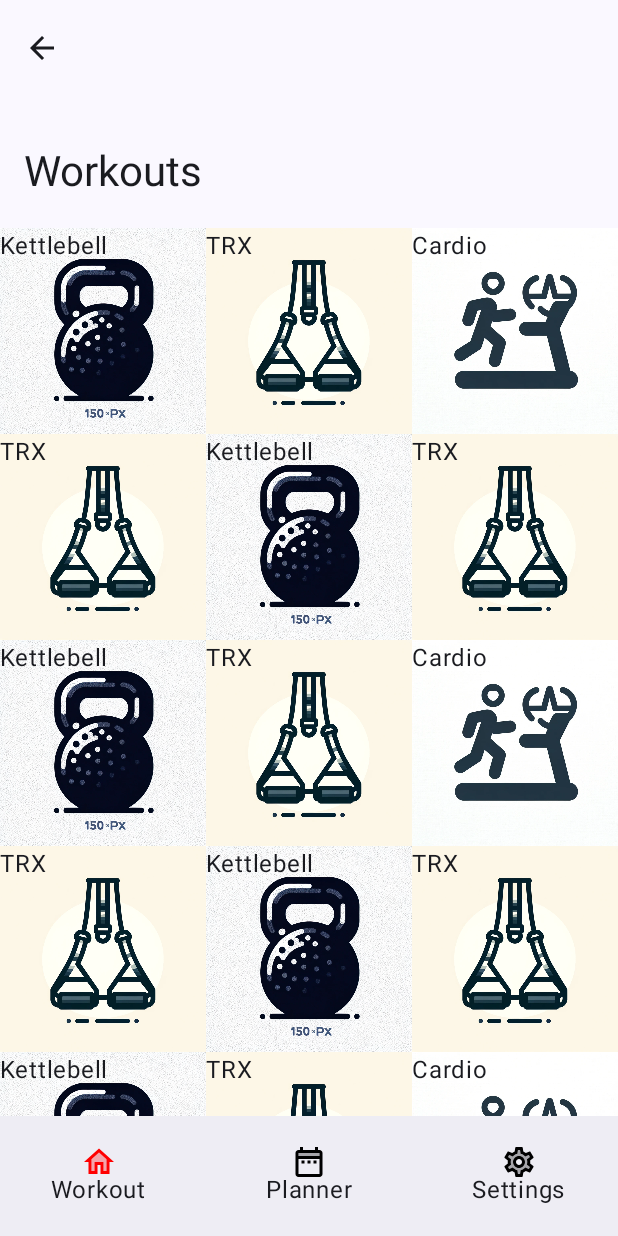
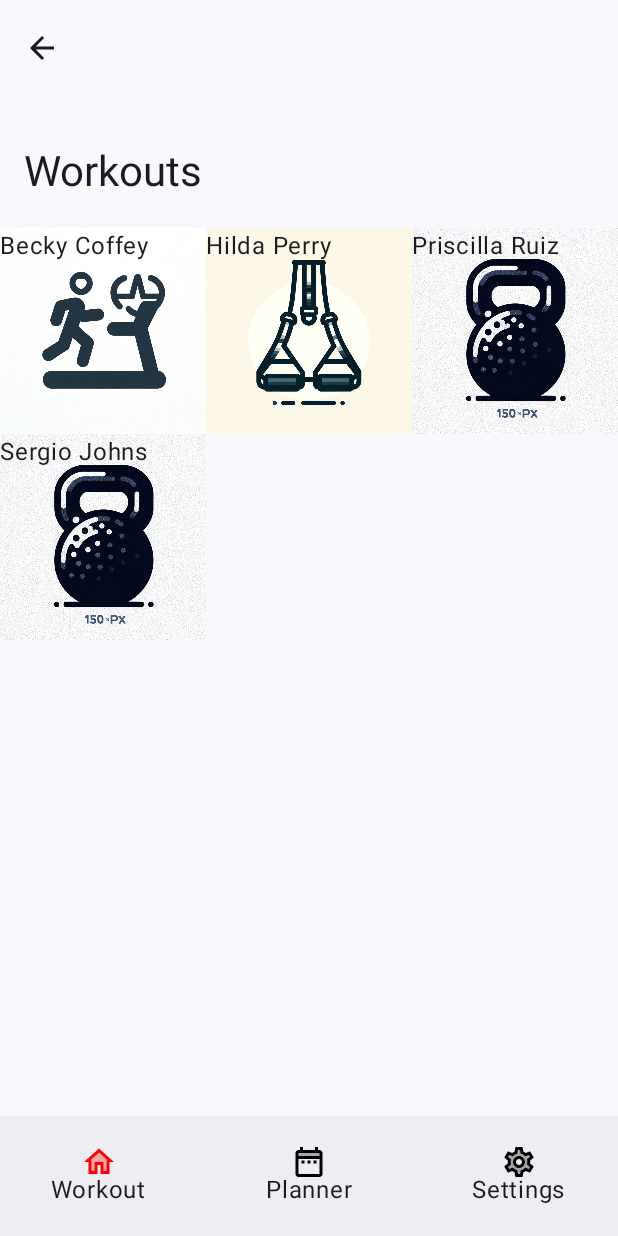
Before and after one commit to josemontecastelo/workouts, an Android app built with Jetpack Compose: the screen it shows after launch (MainActivity), on a phone screen of 412 x 824 dp. Run offline under Robolectric (Android 15) with nearby library versions, the phone set to English and light mode, and no system bars; our stand-ins replace Dagger/Hilt's generated code.

Commit message:
Arquitectura de aplicacion

```diff
--- a/app/src/main/java/com/josealfonsomora/workouts/MainActivity.kt
+++ b/app/src/main/java/com/josealfonsomora/workouts/MainActivity.kt
@@ -7,6 +7,7 @@ import androidx.activity.ComponentActivity
 import androidx.activity.compose.setContent
 import androidx.annotation.DrawableRes
 import androidx.annotation.StringRes
+import androidx.compose.foundation.Image
 import androidx.compose.foundation.layout.Box
 import androidx.compose.foundation.layout.padding
 import androidx.compose.material.BottomNavigation
@@ -29,10 +30,13 @@ import androidx.compose.material3.TopAppBarScrollBehavior
 import androidx.compose.material3.rememberTopAppBarState
 import androidx.compose.runtime.Composable
 import androidx.compose.runtime.getValue
+import androidx.compose.runtime.remember
 import androidx.compose.ui.Modifier
 import androidx.compose.ui.graphics.Color
 import androidx.compose.ui.graphics.vector.ImageVector
 import androidx.compose.ui.input.nestedscroll.nestedScroll
+import androidx.compose.ui.platform.LocalContext
+import androidx.compose.ui.res.painterResource
 import androidx.compose.ui.res.stringResource
 import androidx.navigation.NavBackStackEntry
 import androidx.navigation.NavDestination.Companion.hierarchy
@@ -88,7 +92,6 @@ class MainActivity : ComponentActivity() {
             }
         }
     }
-
 }
 
 @Composable
--- a/app/src/main/java/com/josealfonsomora/workouts/data/WorkoutsData.kt
+++ /dev/null
@@ -1,31 +0,0 @@
-package com.josealfonsomora.workouts.data
-
-import com.josealfonsomora.workouts.features.dailyworkout.Workout
-import com.josealfonsomora.workouts.R
-
-val workouts = listOf(
-    Workout("Kettlebell", R.drawable.kettlebell),
-    Workout("TRX", R.drawable.trx),
-    Workout("Cardio", R.drawable.cardio),
-    Workout("TRX", R.drawable.trx),
-    Workout("Kettlebell", R.drawable.kettlebell),
-    Workout("TRX", R.drawable.trx),
-    Workout("Kettlebell", R.drawable.kettlebell),
-    Workout("TRX", R.drawable.trx),
-    Workout("Cardio", R.drawable.cardio),
-    Workout("TRX", R.drawable.trx),
-    Workout("Kettlebell", R.drawable.kettlebell),
-    Workout("TRX", R.drawable.trx),
-    Workout("Kettlebell", R.drawable.kettlebell),
-    Workout("TRX", R.drawable.trx),
-    Workout("Cardio", R.drawable.cardio),
-    Workout("TRX", R.drawable.trx),
-    Workout("Kettlebell", R.drawable.kettlebell),
-    Workout("TRX", R.drawable.trx),
-    Workout("Kettlebell", R.drawable.kettlebell),
-    Workout("TRX", R.drawable.trx),
-    Workout("Cardio", R.drawable.cardio),
-    Workout("TRX", R.drawable.trx),
-    Workout("Kettlebell", R.drawable.kettlebell),
-    Workout("TRX", R.drawable.trx),
-)
--- /dev/null
+++ b/app/src/main/java/com/josealfonsomora/workouts/data/repositories/DailyWorkoutsRepository.kt
@@ -0,0 +1,40 @@
+package com.josealfonsomora.workouts.data.repositories
+
+import com.josealfonsomora.workouts.domain.Muscle
+import com.josealfonsomora.workouts.domain.Workout
+import com.josealfonsomora.workouts.domain.WorkoutType
+import kotlinx.coroutines.Dispatchers.IO
+import kotlinx.coroutines.delay
+import kotlinx.coroutines.withContext
+import javax.inject.Inject
+
+class DailyWorkoutsRepository @Inject constructor() {
+    suspend fun getDailyWorkouts(): List<Workout> {
+        return withContext(IO) {
+            delay(1000)
+            listOf(
+                Workout(
+                    name = "Becky Coffey",
+                    workoutType = WorkoutType.CARDIO,
+                    description = "turpis",
+                    muscles = listOf(Muscle.BACK, Muscle.ABS)
+                ), Workout(
+                    name = "Hilda Perry",
+                    workoutType = WorkoutType.TRX,
+                    description = "habitant",
+                    muscles = listOf(Muscle.CALVES)
+                ), Workout(
+                    name = "Priscilla Ruiz",
+                    workoutType = WorkoutType.DUMBBELL,
+                    description = "eu",
+                    muscles = listOf()
+                ), Workout(
+                    name = "Sergio Johns",
+                    workoutType = WorkoutType.STRENGTH,
+                    description = "reprimique",
+                    muscles = listOf()
+                )
+            )
+        }
+    }
+}
--- /dev/null
+++ b/app/src/main/java/com/josealfonsomora/workouts/domain/Workout.kt
@@ -0,0 +1,34 @@
+package com.josealfonsomora.workouts.domain
+
+import com.josealfonsomora.workouts.R
+import com.josealfonsomora.workouts.features.dailyworkout.WorkoutUI
+
+data class Workout(
+    val name: String,
+    val workoutType: WorkoutType,
+    val description: String,
+    val muscles: List<Muscle>,
+)
+
+fun Workout.toWorkoutUI(): WorkoutUI {
+    return WorkoutUI(
+        name = name,
+        image = when (workoutType) {
+            WorkoutType.CARDIO -> R.drawable.cardio
+            WorkoutType.STRENGTH -> R.drawable.kettlebell
+            WorkoutType.FLEXIBILITY -> R.drawable.cardio
+            WorkoutType.KETTLEBELL -> R.drawable.kettlebell
+            WorkoutType.TRX -> R.drawable.trx
+            WorkoutType.DUMBBELL -> R.drawable.kettlebell
+        },
+        muscles = muscles,
+    )
+}
+
+enum class WorkoutType {
+    CARDIO, STRENGTH, FLEXIBILITY, KETTLEBELL, TRX, DUMBBELL,
+}
+
+enum class Muscle {
+    CHEST, BACK, SHOULDERS, BICEPS, TRICEPS, QUADS, HAMSTRINGS, GLUTES, CALVES, ABS,
+}
--- a/app/src/main/java/com/josealfonsomora/workouts/features/dailyworkout/DailyWorkoutScreen.kt
+++ b/app/src/main/java/com/josealfonsomora/workouts/features/dailyworkout/DailyWorkoutScreen.kt
@@ -3,16 +3,28 @@ package com.josealfonsomora.workouts.features.dailyworkout
 import androidx.annotation.DrawableRes
 import androidx.compose.foundation.Image
 import androidx.compose.foundation.clickable
+import androidx.compose.foundation.layout.Arrangement
 import androidx.compose.foundation.layout.Box
+import androidx.compose.foundation.layout.Column
+import androidx.compose.foundation.layout.Spacer
+import androidx.compose.foundation.layout.fillMaxSize
+import androidx.compose.foundation.layout.padding
 import androidx.compose.foundation.lazy.grid.GridCells
 import androidx.compose.foundation.lazy.grid.LazyVerticalGrid
 import androidx.compose.foundation.lazy.grid.itemsIndexed
+import androidx.compose.material3.CircularProgressIndicator
 import androidx.compose.material3.Text
 import androidx.compose.runtime.Composable
+import androidx.compose.runtime.collectAsState
+import androidx.compose.runtime.getValue
+import androidx.compose.ui.Alignment
 import androidx.compose.ui.Modifier
 import androidx.compose.ui.res.painterResource
+import androidx.compose.ui.tooling.preview.Preview
+import androidx.compose.ui.unit.dp
 import androidx.hilt.navigation.compose.hiltViewModel
-import com.josealfonsomora.workouts.data.workouts
+import com.josealfonsomora.workouts.domain.Muscle
+import com.josealfonsomora.workouts.ui.theme.WorkoutsTheme
 
 @Composable
 fun DailyWorkoutScreen(
@@ -20,11 +32,32 @@ fun DailyWorkoutScreen(
     viewModel: DailyWorkoutViewModel = hiltViewModel(),
     navigateToPlanner: (Int) -> Unit,
 ) {
+    val state by viewModel.state.collectAsState()
 
+    when (state) {
+        DailyWorkoutState.Loading -> {
+            DailyWorkoutLoading()
+        }
+
+        is DailyWorkoutState.Loaded -> {
+            DailyWorkoutContent(
+                state = state as DailyWorkoutState.Loaded,
+                navigateToPlanner = navigateToPlanner
+            )
+        }
+    }
+}
+
+@Composable
+fun DailyWorkoutContent(
+    modifier: Modifier = Modifier,
+    state: DailyWorkoutState.Loaded,
+    navigateToPlanner: (Int) -> Unit,
+) {
     LazyVerticalGrid(
         modifier = modifier, columns = GridCells.Fixed(3)
     ) {
-        itemsIndexed(workouts) { index, workout ->
+        itemsIndexed(state.workouts) { index, workout ->
             WorkoutCard(name = workout.name, image = workout.image, index = index) { id ->
                 navigateToPlanner(id)
             }
@@ -33,11 +66,23 @@ fun DailyWorkoutScreen(
 }
 
 @Composable
+fun DailyWorkoutLoading() {
+    Box(modifier = Modifier.fillMaxSize()) {
+        Column(
+            modifier = Modifier.fillMaxSize(),
+            verticalArrangement = Arrangement.Center,
+            horizontalAlignment = Alignment.CenterHorizontally
+        ) {
+            Text("Loading..")
+            Spacer(modifier = Modifier.padding(16.dp))
+            CircularProgressIndicator()
+        }
+    }
+}
+
+@Composable
 fun WorkoutCard(
-    name: String,
-    @DrawableRes image: Int,
-    index: Int,
-    navigateToPlanner: (Int) -> Unit
+    name: String, @DrawableRes image: Int, index: Int, navigateToPlanner: (Int) -> Unit
 ) {
     Box(modifier = Modifier.clickable { navigateToPlanner(index) }) {
         Image(
@@ -48,4 +93,29 @@ fun WorkoutCard(
     }
 }
 
-data class Workout(val name: String, @DrawableRes val image: Int)
+@Preview
+@Composable
+fun DailyWorkoutLoadingPreview() {
+    WorkoutsTheme {
+        DailyWorkoutLoading()
+    }
+}
+
+@Preview
+@Composable
+fun DailyWorkoutContentPreview() {
+    WorkoutsTheme {
+        DailyWorkoutContent(
+            state = DailyWorkoutState.Loaded(
+                listOf<WorkoutUI>()
+            ),
+            navigateToPlanner = {}
+        )
+    }
+}
+
+data class WorkoutUI(
+    val name: String,
+    @DrawableRes val image: Int,
+    val muscles: List<Muscle> = emptyList(),
+)
--- a/app/src/main/java/com/josealfonsomora/workouts/features/dailyworkout/DailyWorkoutViewModel.kt
+++ b/app/src/main/java/com/josealfonsomora/workouts/features/dailyworkout/DailyWorkoutViewModel.kt
@@ -1,12 +1,33 @@
 package com.josealfonsomora.workouts.features.dailyworkout
 
 import androidx.lifecycle.ViewModel
+import androidx.lifecycle.viewModelScope
+import com.josealfonsomora.workouts.data.repositories.DailyWorkoutsRepository
+import com.josealfonsomora.workouts.domain.toWorkoutUI
 import dagger.hilt.android.lifecycle.HiltViewModel
+import kotlinx.coroutines.flow.MutableStateFlow
+import kotlinx.coroutines.flow.StateFlow
+import kotlinx.coroutines.launch
 import javax.inject.Inject
 
 @HiltViewModel
-class DailyWorkoutViewModel @Inject constructor() : ViewModel() {
+class DailyWorkoutViewModel @Inject constructor(
+    private val dailyWorkoutsRepository: DailyWorkoutsRepository
+) : ViewModel() {
+
+    private var _state = MutableStateFlow<DailyWorkoutState>(DailyWorkoutState.Loading)
+    val state: StateFlow<DailyWorkoutState> = _state
+
     init {
-        println("DailyWorkoutViewModel created")
+        viewModelScope.launch {
+            _state.value = DailyWorkoutState.Loaded(
+                workouts = dailyWorkoutsRepository.getDailyWorkouts()
+                    .map { workout -> workout.toWorkoutUI() })
+        }
     }
 }
+
+sealed interface DailyWorkoutState {
+    data object Loading : DailyWorkoutState
+    data class Loaded(val workouts: List<WorkoutUI>) : DailyWorkoutState
+}
```
